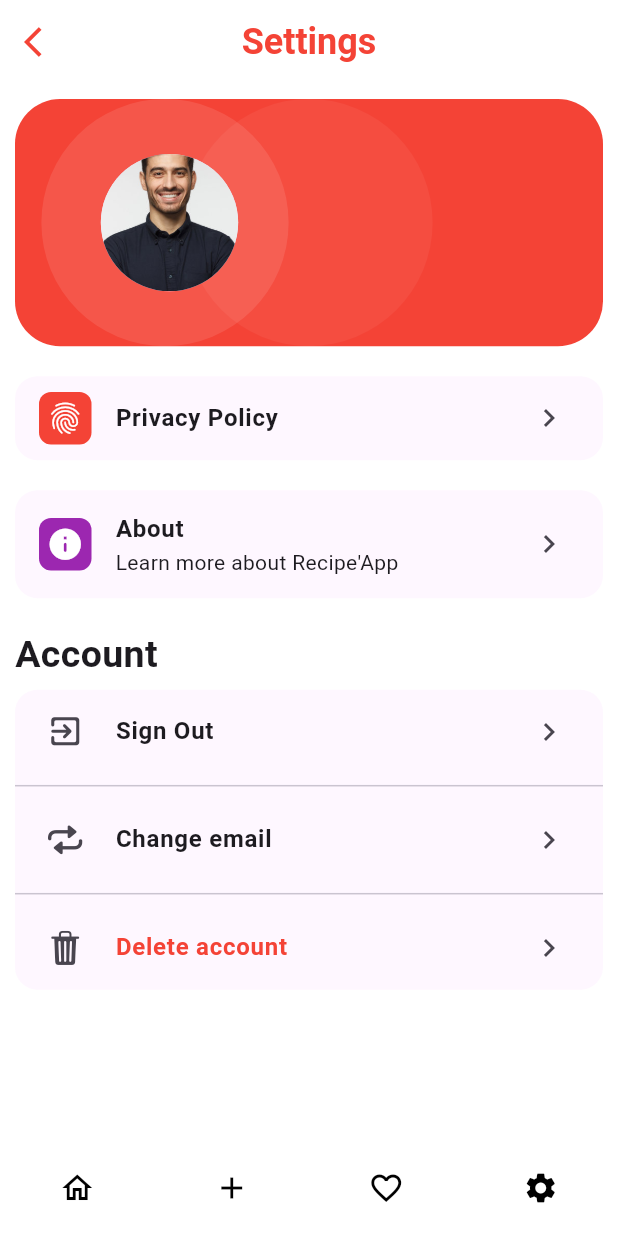
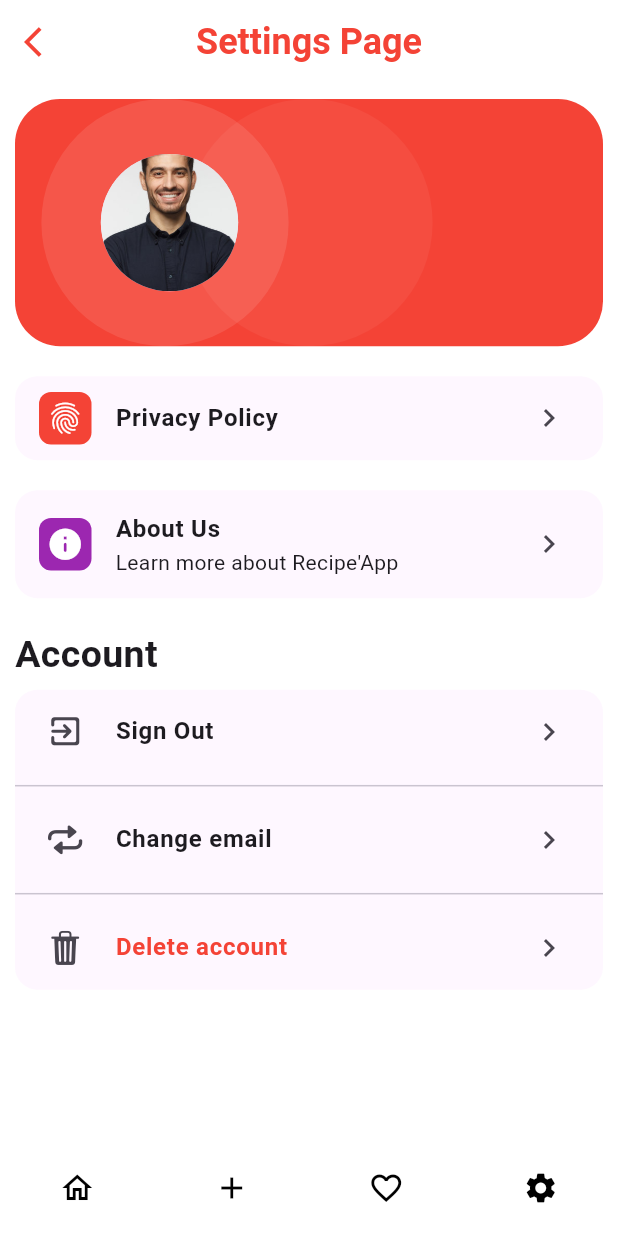
Before and after one commit to yusufgokhankuyu/Recipe_App_With_Flutter_YGK, a Flutter app: the RecipeDetailPage screen opened directly with sample values from the repository, item 4 of the bottom bar chosen, on a phone screen of 412 x 824 dp. Run offline on Flutter 3.47's test engine with Material 3 defaults, Android fonts, the phone set to English and light mode, and no system bars; our stand-ins replace cloud_firestore, firebase_auth, firebase_core, flutter_svg, fluttertoast, google_sign_in; accounts and stored records are empty; generated files the repository leaves out were written again; network calls fail.

Commit message:
Settings page design improvements

```diff
--- a/lib/screens/settings_page.dart
+++ b/lib/screens/settings_page.dart
@@ -30,7 +30,7 @@ class SettingsPage extends StatelessWidget {
             ),
           ),
           title: const Text(
-            "Settings",
+            "Settings Page",
             style: TextStyle(
                 color: Colors.red, fontSize: 24, fontWeight: FontWeight.bold),
           ),
@@ -104,7 +104,7 @@ class SettingsPage extends StatelessWidget {
                     iconStyle: IconStyle(
                       backgroundColor: Colors.purple,
                     ),
-                    title: 'About',
+                    title: 'About Us',
                     subtitle: "Learn more about Recipe'App",
                   ),
                 ],
```
